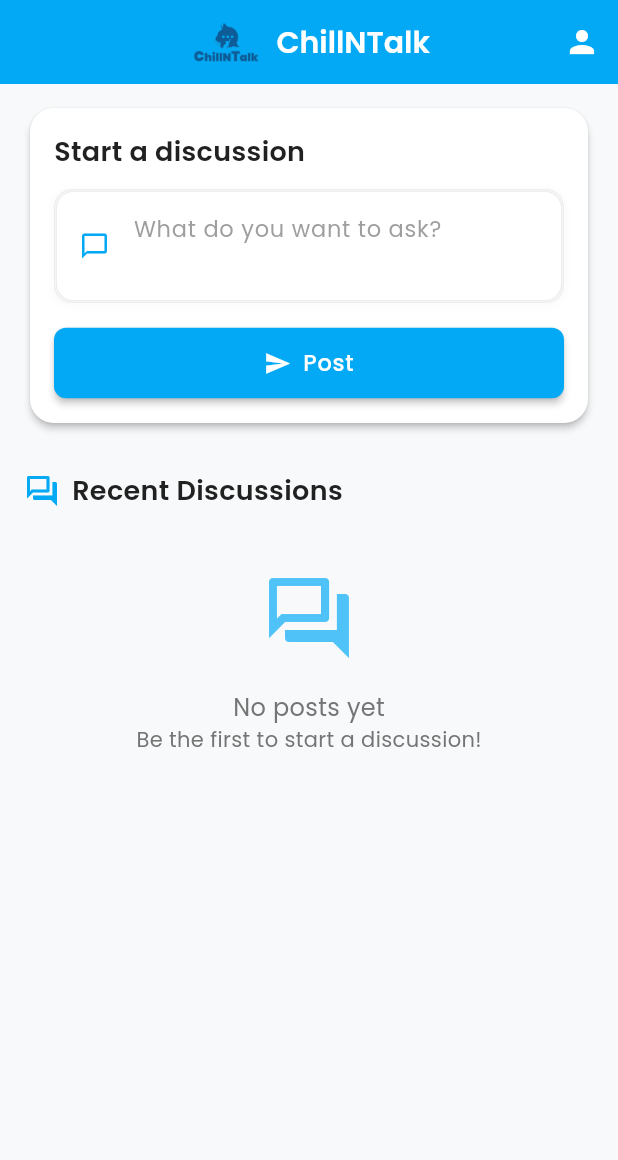
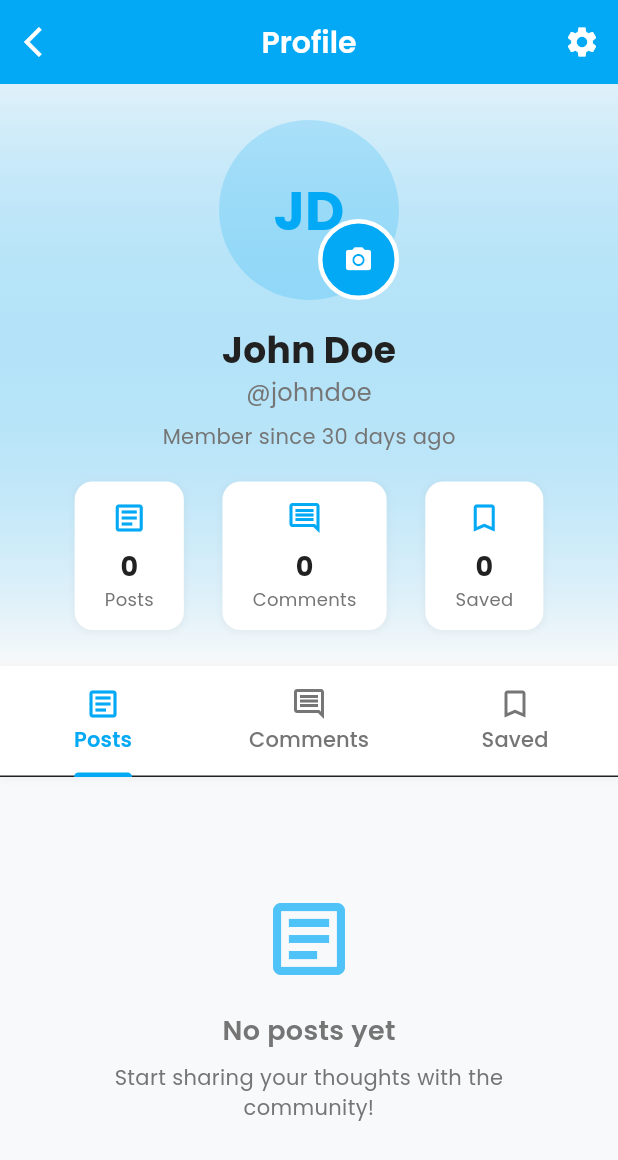
Before and after one commit to Azixe/TubesABP, a Flutter app: the HomePage screen opened directly, after a tap on the "person" icon, on a phone screen of 412 x 824 dp. Shown: the top 1160 px of the screen. Run offline on Flutter 3.47's test engine with Material 3 defaults, Android fonts, the phone set to English and light mode, and no system bars; our stand-ins replace get, get_storage, google_fonts; accounts and stored records are empty; network calls fail.

Commit message:
nambah user profile

```diff
--- /dev/null
+++ b/forumapp/lib/controllers/user_controller.dart
@@ -0,0 +1,150 @@
+import 'package:get/get.dart';
+import 'package:forumapp/models/post_model.dart';
+
+class UserController extends GetxController {
+  // Current user data (this would normally come from authentication)
+  final Rx<User?> currentUser = Rx<User?>(null);
+  final RxBool isLoading = false.obs;
+
+  // User statistics
+  final RxInt userPostsCount = 0.obs;
+  final RxInt userCommentsCount = 0.obs;
+  final RxInt savedPostsCount = 0.obs;
+
+  // User posts and saved posts
+  final RxList<PostModel> userPosts = <PostModel>[].obs;
+  final RxList<PostModel> savedPosts = <PostModel>[].obs;
+
+  @override
+  void onInit() {
+    super.onInit();
+    // Inisialisasi dengan demo user data
+    initializeDemoUser();
+  }
+
+  void initializeDemoUser() {
+    // Ini data demo, dalam aplikasi nyata, ini akan berasal dari sistem autentikasi
+    currentUser.value = User(
+      id: 1,
+      name: 'John Doe',
+      username: 'johndoe',
+      email: 'john.doe@example.com',
+      createdAt: DateTime.now().subtract(const Duration(days: 30)),
+      updatedAt: DateTime.now(),
+    );
+  }
+
+  // Get user's posts from all posts
+  List<PostModel> getUserPosts(List<PostModel> allPosts) {
+    if (currentUser.value == null) return [];
+
+    final userId = currentUser.value!.id;
+    final filteredPosts = allPosts.where((post) => post.userId == userId).toList();
+    userPosts.value = filteredPosts;
+    userPostsCount.value = filteredPosts.length;
+    return filteredPosts;
+  }
+
+  // Get user's stats
+  void updateUserStats(List<PostModel> allPosts) {
+    if (currentUser.value == null) return;
+
+    final userId = currentUser.value!.id;
+    userPostsCount.value = allPosts.where((post) => post.userId == userId).length;
+    // In a real app, you'd calculate comments count from a comments list
+    userCommentsCount.value = 0; // Placeholder
+    savedPostsCount.value = savedPosts.length;
+  }
+
+  // Save/unsave a post
+  void toggleSavePost(PostModel post) {
+    final index = savedPosts.indexWhere((savedPost) => savedPost.id == post.id);
+    if (index >= 0) {
+      // Post is already saved, remove it
+      savedPosts.removeAt(index);
+      Get.snackbar(
+        'Removed from Saved',
+        'Post removed from your saved list',
+        snackPosition: SnackPosition.BOTTOM,
+      );
+    } else {
+      // Post is not saved, add it
+      savedPosts.add(post);
+      Get.snackbar(
+        'Saved',
+        'Post saved to your list',
+        snackPosition: SnackPosition.BOTTOM,
+      );
+    }
+    savedPostsCount.value = savedPosts.length;
+  }
+
+  // Check if a post is saved
+  bool isPostSaved(PostModel post) {
+    return savedPosts.any((savedPost) => savedPost.id == post.id);
+  }
+
+  // Update user profile
+  Future<void> updateUserProfile({
+    String? name,
+    String? username,
+    String? email,
+  }) async {
+    if (currentUser.value == null) return;
+
+    isLoading.value = true;
+
+    // Simulate API call delay
+    await Future.delayed(const Duration(seconds: 1));
+
+    currentUser.value = User(
+      id: currentUser.value!.id,
+      name: name ?? currentUser.value!.name,
+      username: username ?? currentUser.value!.username,
+      email: email ?? currentUser.value!.email,
+      createdAt: currentUser.value!.createdAt,
+      updatedAt: DateTime.now(),
+    );
+
+    isLoading.value = false;
+
+    Get.snackbar(
+      'Profile Updated',
+      'Your profile has been updated successfully',
+      snackPosition: SnackPosition.BOTTOM,
+    );
+  }
+
+  // Get user avatar initials
+  String getUserInitials() {
+    if (currentUser.value?.name == null) return 'U';
+
+    final nameParts = currentUser.value!.name!.split(' ');
+    if (nameParts.length >= 2) {
+      return '${nameParts[0][0]}${nameParts[1][0]}'.toUpperCase();
+    } else {
+      return nameParts[0][0].toUpperCase();
+    }
+  }
+
+  // Get member since text
+  String getMemberSinceText() {
+    if (currentUser.value?.createdAt == null) return 'Member since recently';
+
+    final memberSince = currentUser.value!.createdAt!;
+    final now = DateTime.now();
+    final difference = now.difference(memberSince);
+
+    if (difference.inDays > 365) {
+      final years = (difference.inDays / 365).floor();
+      return 'Member since ${years} year${years > 1 ? 's' : ''} ago';
+    } else if (difference.inDays > 30) {
+      final months = (difference.inDays / 30).floor();
+      return 'Member since ${months} month${months > 1 ? 's' : ''} ago';
+    } else if (difference.inDays > 0) {
+      return 'Member since ${difference.inDays} day${difference.inDays > 1 ? 's' : ''} ago';
+    } else {
+      return 'Member since today';
+    }
+  }
+}
--- a/forumapp/lib/views/home.dart
+++ b/forumapp/lib/views/home.dart
@@ -5,6 +5,7 @@ import 'widgets/post_data.dart';
 import 'package:forumapp/controllers/post_controller.dart';
 import 'package:forumapp/constants/app_theme.dart';
 import 'package:google_fonts/google_fonts.dart';
+import 'package:forumapp/views/profile_page.dart';
 
 class HomePage extends StatefulWidget {
   const HomePage({super.key});
@@ -40,12 +41,11 @@ class _HomePageState extends State<HomePage> {
               ),
             ),
           ],
-        ),
-        actions: [
+        ),        actions: [
           IconButton(
             icon: const Icon(Icons.person),
             onPressed: () {
-              // User profile feature can be added here
+              Get.to(() => const ProfilePage());
             },
             tooltip: 'Profile',
           ),
--- /dev/null
+++ b/forumapp/lib/views/profile_page.dart
@@ -0,0 +1,406 @@
+import 'package:flutter/material.dart';
+import 'package:get/get.dart';
+import 'package:google_fonts/google_fonts.dart';
+import 'package:forumapp/constants/app_theme.dart';
+import 'package:forumapp/controllers/post_controller.dart';
+import 'package:forumapp/controllers/user_controller.dart';
+import 'package:forumapp/views/widgets/post_data.dart';
+
+class ProfilePage extends StatefulWidget {
+  const ProfilePage({super.key});
+
+  @override
+  State<ProfilePage> createState() => _ProfilePageState();
+}
+
+class _ProfilePageState extends State<ProfilePage> with TickerProviderStateMixin {
+  late TabController _tabController;
+  final PostController _postController = Get.put(PostController());
+  final UserController _userController = Get.put(UserController());
+
+  @override
+  void initState() {
+    super.initState();
+    _tabController = TabController(length: 3, vsync: this);
+    // Load user's posts when page loads
+    _postController.getAllPosts();
+  }
+
+  @override
+  void dispose() {
+    _tabController.dispose();
+    super.dispose();
+  }
+
+  @override
+  Widget build(BuildContext context) {
+    return Scaffold(
+      backgroundColor: AppTheme.backgroundColor,
+      appBar: AppBar(
+        title: Text(
+          'Profile',
+          style: GoogleFonts.poppins(
+            fontWeight: FontWeight.w600,
+          ),
+        ),
+        leading: IconButton(
+          icon: const Icon(Icons.arrow_back_ios),
+          onPressed: () => Get.back(),
+        ),
+        actions: [
+          IconButton(
+            icon: const Icon(Icons.settings),
+            onPressed: () {
+              // Settings functionality can be added here
+              Get.snackbar(
+                'Settings',
+                'Settings feature coming soon!',
+                backgroundColor: AppTheme.primaryColor.withOpacity(0.1),
+                colorText: AppTheme.primaryColor,
+                snackPosition: SnackPosition.TOP,
+              );
+            },
+            tooltip: 'Settings',
+          ),
+        ],
+        elevation: 0,
+      ),
+      body: Column(
+        children: [
+          // Profile Header
+          Container(
+            width: double.infinity,
+            decoration: BoxDecoration(
+              gradient: LinearGradient(
+                begin: Alignment.topCenter,
+                end: Alignment.bottomCenter,
+                colors: [
+                  AppTheme.primaryColor.withOpacity(0.1),
+                  AppTheme.backgroundColor,
+                ],
+              ),
+            ),
+            child: Padding(
+              padding: const EdgeInsets.all(24.0),
+              child: Column(
+                children: [                  // Profile Avatar
+                  Stack(
+                    children: [
+                      Obx(() => CircleAvatar(
+                        radius: 60,
+                        backgroundColor: AppTheme.primaryColor.withOpacity(0.2),
+                        child: Text(
+                          _userController.getUserInitials(),
+                          style: GoogleFonts.poppins(
+                            fontSize: 36,
+                            fontWeight: FontWeight.bold,
+                            color: AppTheme.primaryColor,
+                          ),
+                        ),
+                      )),
+                      Positioned(
+                        bottom: 0,
+                        right: 0,
+                        child: Container(
+                          decoration: BoxDecoration(
+                            color: AppTheme.primaryColor,
+                            shape: BoxShape.circle,
+                            border: Border.all(
+                              color: Colors.white,
+                              width: 3,
+                            ),
+                          ),
+                          child: IconButton(
+                            icon: const Icon(
+                              Icons.camera_alt,
+                              color: Colors.white,
+                              size: 20,
+                            ),
+                            onPressed: () {
+                              // Avatar change functionality
+                              Get.snackbar(
+                                'Avatar',
+                                'Avatar change feature coming soon!',
+                                backgroundColor: AppTheme.primaryColor.withOpacity(0.1),
+                                colorText: AppTheme.primaryColor,
+                                snackPosition: SnackPosition.TOP,
+                              );
+                            },
+                          ),
+                        ),
+                      ),
+                    ],
+                  ),
+
+                  const SizedBox(height: 16),
+                    // Username
+                  Obx(() => Text(
+                    _userController.currentUser.value?.name ?? 'Unknown User',
+                    style: GoogleFonts.poppins(
+                      fontSize: 24,
+                      fontWeight: FontWeight.bold,
+                      color: AppTheme.textPrimaryColor,
+                    ),
+                  )),
+
+                  Obx(() => Text(
+                    '@${_userController.currentUser.value?.username ?? 'unknown'}',
+                    style: GoogleFonts.poppins(
+                      fontSize: 16,
+                      color: AppTheme.textSecondaryColor,
+                    ),
+                  )),
+
+                  const SizedBox(height: 8),
+
+                  Obx(() => Text(
+                    _userController.getMemberSinceText(),
+                    style: GoogleFonts.poppins(
+                      fontSize: 14,
+                      color: AppTheme.textSecondaryColor,
+                    ),
+                  )),
+
+                  const SizedBox(height: 20),
+                    // Stats Row
+                  Obx(() {
+                    // Update user stats when posts change
+                    _userController.updateUserStats(_postController.posts.value);
+
+                    return Row(
+                      mainAxisAlignment: MainAxisAlignment.spaceEvenly,
+                      children: [
+                        _buildStatCard(
+                          'Posts',
+                          '${_userController.userPostsCount.value}',
+                          Icons.article_outlined,
+                        ),
+                        _buildStatCard(
+                          'Comments',
+                          '${_userController.userCommentsCount.value}',
+                          Icons.comment_outlined,
+                        ),
+                        _buildStatCard(
+                          'Saved',
+                          '${_userController.savedPostsCount.value}',
+                          Icons.bookmark_outline,
+                        ),
+                      ],
+                    );
+                  }),
+                ],
+              ),
+            ),
+          ),
+
+          // Tab Bar
+          Container(
+            decoration: BoxDecoration(
+              color: Colors.white,
+              boxShadow: [
+                BoxShadow(
+                  color: Colors.grey.withOpacity(0.1),
+                  spreadRadius: 1,
+                  blurRadius: 3,
+                  offset: const Offset(0, 1),
+                ),
+              ],
+            ),
+            child: TabBar(
+              controller: _tabController,
+              indicatorColor: AppTheme.primaryColor,
+              labelColor: AppTheme.primaryColor,
+              unselectedLabelColor: AppTheme.textSecondaryColor,
+              labelStyle: GoogleFonts.poppins(
+                fontWeight: FontWeight.w600,
+                fontSize: 14,
+              ),
+              unselectedLabelStyle: GoogleFonts.poppins(
+                fontWeight: FontWeight.w500,
+                fontSize: 14,
+              ),
+              tabs: const [
+                Tab(
+                  icon: Icon(Icons.article_outlined),
+                  text: 'Posts',
+                ),
+                Tab(
+                  icon: Icon(Icons.comment_outlined),
+                  text: 'Comments',
+                ),
+                Tab(
+                  icon: Icon(Icons.bookmark_outline),
+                  text: 'Saved',
+                ),
+              ],
+            ),
+          ),
+
+          // Tab Views
+          Expanded(
+            child: TabBarView(
+              controller: _tabController,
+              children: [
+                _buildUserPostsTab(),
+                _buildUserCommentsTab(),
+                _buildSavedPostsTab(),
+              ],
+            ),
+          ),
+        ],
+      ),
+    );
+  }
+
+  Widget _buildStatCard(String title, String count, IconData icon) {
+    return Container(
+      padding: const EdgeInsets.symmetric(horizontal: 20, vertical: 12),
+      decoration: BoxDecoration(
+        color: Colors.white,
+        borderRadius: BorderRadius.circular(12),
+        boxShadow: [
+          BoxShadow(
+            color: Colors.grey.withOpacity(0.1),
+            spreadRadius: 1,
+            blurRadius: 3,
+            offset: const Offset(0, 1),
+          ),
+        ],
+      ),
+      child: Column(
+        children: [
+          Icon(
+            icon,
+            color: AppTheme.primaryColor,
+            size: 24,
+          ),
+          const SizedBox(height: 8),
+          Text(
+            count,
+            style: GoogleFonts.poppins(
+              fontSize: 18,
+              fontWeight: FontWeight.bold,
+              color: AppTheme.textPrimaryColor,
+            ),
+          ),
+          Text(
+            title,
+            style: GoogleFonts.poppins(
+              fontSize: 12,
+              color: AppTheme.textSecondaryColor,
+            ),
+          ),
+        ],
+      ),
+    );
+  }
+  Widget _buildUserPostsTab() {
+    return Obx(() {
+      final userPosts = _userController.getUserPosts(_postController.posts.value);
+
+      if (_postController.isLoading.value) {
+        return const Center(
+          child: CircularProgressIndicator(),
+        );
+      } else if (userPosts.isEmpty) {
+        return _buildEmptyState(
+          Icons.article_outlined,
+          'No posts yet',
+          'Start sharing your thoughts with the community!',
+        );
+      }
+
+      return ListView.builder(
+        padding: const EdgeInsets.all(16),
+        itemCount: userPosts.length,
+        itemBuilder: (context, index) {
+          return Padding(
+            padding: const EdgeInsets.symmetric(vertical: 8.0),
+            child: PostData(post: userPosts[index]),
+          );
+        },
+      );
+    });
+  }
+
+  Widget _buildUserCommentsTab() {
+    return Obx(() {
+      // For now, we'll show a placeholder since we don't have user-specific comments
+      // In a real app, you'd fetch comments made by the current user
+
+      if (_postController.isLoading.value) {
+        return const Center(
+          child: CircularProgressIndicator(),
+        );
+      }
+
+      return _buildEmptyState(
+        Icons.comment_outlined,
+        'No comments yet',
+        'Join the conversation by commenting on posts!',
+      );
+    });
+  }
+
+  Widget _buildSavedPostsTab() {
+    return Obx(() {
+      final savedPosts = _userController.savedPosts;
+
+      if (savedPosts.isEmpty) {
+        return _buildEmptyState(
+          Icons.bookmark_outline,
+          'No saved posts',
+          'Save interesting posts to read them later!',
+        );
+      }
+
+      return ListView.builder(
+        padding: const EdgeInsets.all(16),
+        itemCount: savedPosts.length,
+        itemBuilder: (context, index) {
+          return Padding(
+            padding: const EdgeInsets.symmetric(vertical: 8.0),
+            child: PostData(post: savedPosts[index]),
+          );
+        },
+      );
+    });
+  }
+
+  Widget _buildEmptyState(IconData icon, String title, String subtitle) {
+    return Center(
+      child: Padding(
+        padding: const EdgeInsets.all(32.0),
+        child: Column(
+          mainAxisAlignment: MainAxisAlignment.center,
+          children: [
+            Icon(
+              icon,
+              size: 64,
+              color: AppTheme.primaryLightColor,
+            ),
+            const SizedBox(height: 16),
+            Text(
+              title,
+              style: GoogleFonts.poppins(
+                fontSize: 18,
+                fontWeight: FontWeight.w600,
+                color: AppTheme.textSecondaryColor,
+              ),
+            ),
+            const SizedBox(height: 8),
+            Text(
+              subtitle,
+              textAlign: TextAlign.center,
+              style: GoogleFonts.poppins(
+                fontSize: 14,
+                color: AppTheme.textSecondaryColor,
+              ),
+            ),
+          ],
+        ),
+      ),
+    );
+  }
+
+}
```
